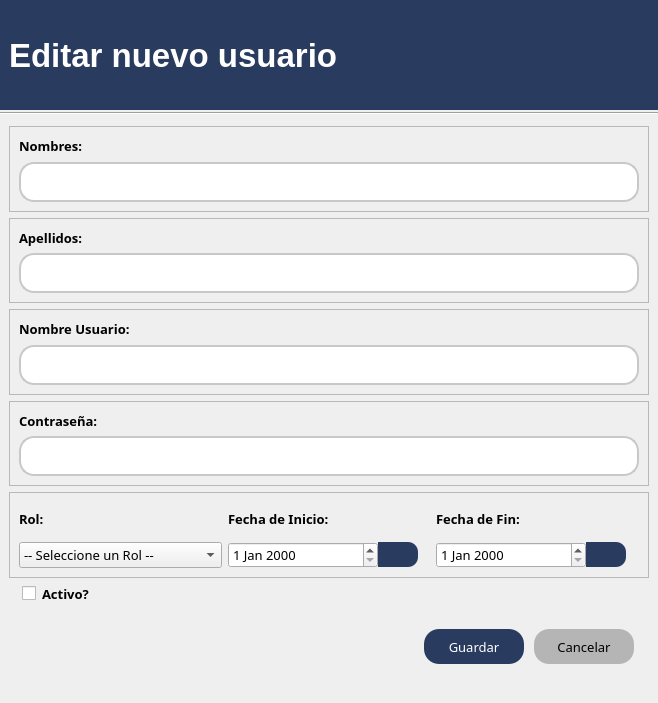
Before: the Qt Designer form ui_files/editUser.ui in Liz368/SISTEMA-DE-GESTION-DE-DOCUMENTOS, drawn with Qt 5.
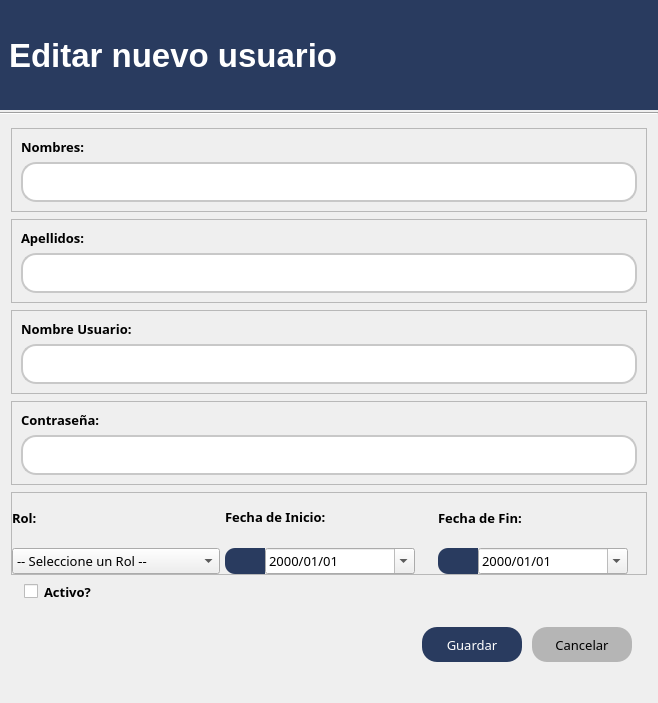
After: the same form once the commit is applied. Icons and pictures are not drawn.

Diff of the .ui file:
```diff
--- a/ui_files/editUser.ui
+++ b/ui_files/editUser.ui
@@ -33,6 +33,11 @@
     margin-left: 13px;
 }
 
+#btn_date1, #btn_date{
+    border-bottom-left-radius: 10px;
+    border-top-left-radius: 10px;
+}
+
 QPushButton {
     background-color: rgb(41, 59, 95);
     color: rgb(255, 255, 255); 
@@ -45,11 +50,6 @@
     color: rgb(0, 0, 0); 
 }
 
-#btn_date1, #btn_date2 {
-    border-bottom-right-radius: 10px;
-    border-top-right-radius: 10px;
-}
-
 QPushButton:hover {
     background-color: rgb(88, 120, 142);
     color: rgb(255, 255, 255); 
@@ -125,6 +125,21 @@
       <string notr="true"/>
      </property>
      <layout class="QVBoxLayout" name="verticalLayout_8">
+      <property name="spacing">
+       <number>7</number>
+      </property>
+      <property name="leftMargin">
+       <number>11</number>
+      </property>
+      <property name="topMargin">
+       <number>11</number>
+      </property>
+      <property name="rightMargin">
+       <number>11</number>
+      </property>
+      <property name="bottomMargin">
+       <number>11</number>
+      </property>
       <item>
        <widget class="QFrame" name="frame">
         <property name="frameShape">
@@ -320,7 +335,22 @@
         <property name="frameShadow">
          <enum>QFrame::Raised</enum>
         </property>
-        <layout class="QHBoxLayout" name="horizontalLayout">
+        <layout class="QHBoxLayout" name="horizontalLayout_4">
+         <property name="spacing">
+          <number>5</number>
+         </property>
+         <property name="leftMargin">
+          <number>0</number>
+         </property>
+         <property name="topMargin">
+          <number>0</number>
+         </property>
+         <property name="rightMargin">
+          <number>0</number>
+         </property>
+         <property name="bottomMargin">
+          <number>0</number>
+         </property>
          <item>
           <layout class="QVBoxLayout" name="verticalLayout_4">
            <item>
@@ -377,7 +407,7 @@
           </layout>
          </item>
          <item>
-          <layout class="QVBoxLayout" name="verticalLayout_5">
+          <layout class="QVBoxLayout" name="verticalLayout_11">
            <property name="spacing">
             <number>7</number>
            </property>
@@ -401,24 +431,11 @@
              <property name="spacing">
               <number>0</number>
              </property>
-             <item alignment="Qt::AlignRight">
-              <widget class="QDateEdit" name="dateEdit">
-               <property name="minimumSize">
-                <size>
-                 <width>150</width>
-                 <height>0</height>
-                </size>
+             <item>
+              <widget class="QPushButton" name="btn_date">
+               <property name="enabled">
+                <bool>false</bool>
                </property>
-               <property name="font">
-                <font>
-                 <family>Century Gothic</family>
-                 <pointsize>10</pointsize>
-                </font>
-               </property>
-              </widget>
-             </item>
-             <item alignment="Qt::AlignLeft">
-              <widget class="QPushButton" name="btn_date1">
                <property name="sizePolicy">
                 <sizepolicy hsizetype="Preferred" vsizetype="Preferred">
                  <horstretch>0</horstretch>
@@ -427,14 +444,14 @@
                </property>
                <property name="minimumSize">
                 <size>
-                 <width>40</width>
+                 <width>0</width>
                  <height>0</height>
                 </size>
                </property>
                <property name="maximumSize">
                 <size>
-                 <width>16777215</width>
-                 <height>25</height>
+                 <width>40</width>
+                 <height>16777215</height>
                 </size>
                </property>
                <property name="cursor">
@@ -449,15 +466,34 @@
                </property>
               </widget>
              </item>
+             <item alignment="Qt::AlignLeft">
+              <widget class="QDateEdit" name="dateEdit_3">
+               <property name="minimumSize">
+                <size>
+                 <width>150</width>
+                 <height>0</height>
+                </size>
+               </property>
+               <property name="font">
+                <font>
+                 <family>Century Gothic</family>
+                 <pointsize>10</pointsize>
+                </font>
+               </property>
+               <property name="displayFormat">
+                <string>yyyy/MM/dd</string>
+               </property>
+               <property name="calendarPopup">
+                <bool>true</bool>
+               </property>
+              </widget>
+             </item>
             </layout>
            </item>
           </layout>
          </item>
          <item>
           <layout class="QVBoxLayout" name="verticalLayout_10">
-           <property name="spacing">
-            <number>7</number>
-           </property>
            <item>
             <widget class="QLabel" name="label_6">
              <property name="font">
@@ -474,11 +510,46 @@
             </widget>
            </item>
            <item>
-            <layout class="QHBoxLayout" name="horizontalLayout_4">
+            <layout class="QHBoxLayout" name="horizontalLayout">
              <property name="spacing">
               <number>0</number>
              </property>
-             <item alignment="Qt::AlignRight">
+             <item>
+              <widget class="QPushButton" name="btn_date1">
+               <property name="enabled">
+                <bool>false</bool>
+               </property>
+               <property name="sizePolicy">
+                <sizepolicy hsizetype="Preferred" vsizetype="Preferred">
+                 <horstretch>0</horstretch>
+                 <verstretch>0</verstretch>
+                </sizepolicy>
+               </property>
+               <property name="minimumSize">
+                <size>
+                 <width>0</width>
+                 <height>0</height>
+                </size>
+               </property>
+               <property name="maximumSize">
+                <size>
+                 <width>40</width>
+                 <height>16777215</height>
+                </size>
+               </property>
+               <property name="cursor">
+                <cursorShape>ArrowCursor</cursorShape>
+               </property>
+               <property name="text">
+                <string/>
+               </property>
+               <property name="icon">
+                <iconset resource="../assets/resource.qrc">
+                 <normaloff>:/res_icon/icons/calendar.svg</normaloff>:/res_icon/icons/calendar.svg</iconset>
+               </property>
+              </widget>
+             </item>
+             <item alignment="Qt::AlignLeft">
               <widget class="QDateEdit" name="dateEdit_2">
                <property name="minimumSize">
                 <size>
@@ -492,37 +563,11 @@
                  <pointsize>10</pointsize>
                 </font>
                </property>
-              </widget>
-             </item>
-             <item alignment="Qt::AlignLeft">
-              <widget class="QPushButton" name="btn_date2">
-               <property name="sizePolicy">
-                <sizepolicy hsizetype="Preferred" vsizetype="Preferred">
-                 <horstretch>0</horstretch>
-                 <verstretch>0</verstretch>
-                </sizepolicy>
+               <property name="displayFormat">
+                <string>yyyy/MM/dd</string>
                </property>
-               <property name="minimumSize">
-                <size>
-                 <width>40</width>
-                 <height>0</height>
-                </size>
-               </property>
-               <property name="maximumSize">
-                <size>
-                 <width>16777215</width>
-                 <height>25</height>
-                </size>
-               </property>
-               <property name="cursor">
-                <cursorShape>PointingHandCursor</cursorShape>
-               </property>
-               <property name="text">
-                <string/>
-               </property>
-               <property name="icon">
-                <iconset resource="../assets/resource.qrc">
-                 <normaloff>:/res_icon/icons/calendar.svg</normaloff>:/res_icon/icons/calendar.svg</iconset>
+               <property name="calendarPopup">
+                <bool>true</bool>
                </property>
               </widget>
              </item>
```
Left out of the diff: 5 changed lines with no effect on the pictures.
